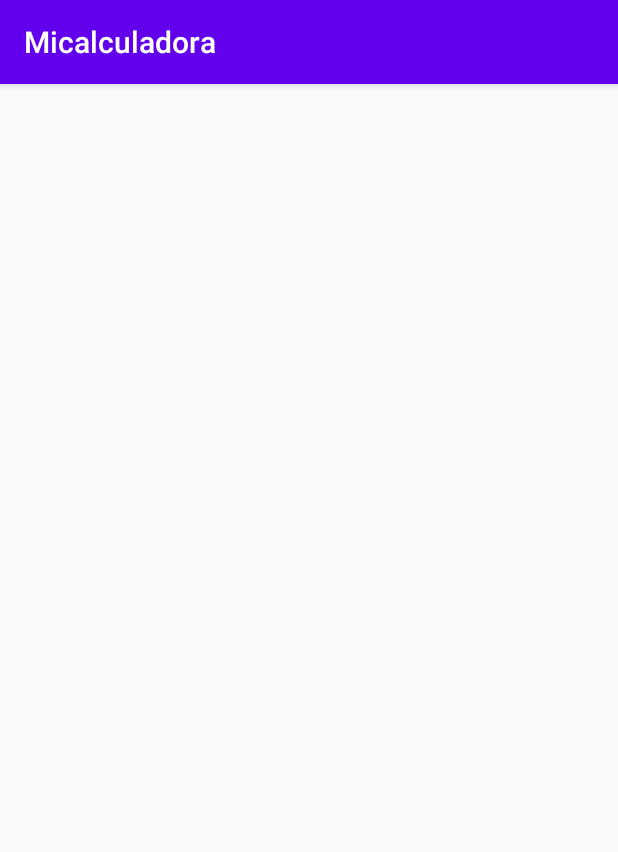
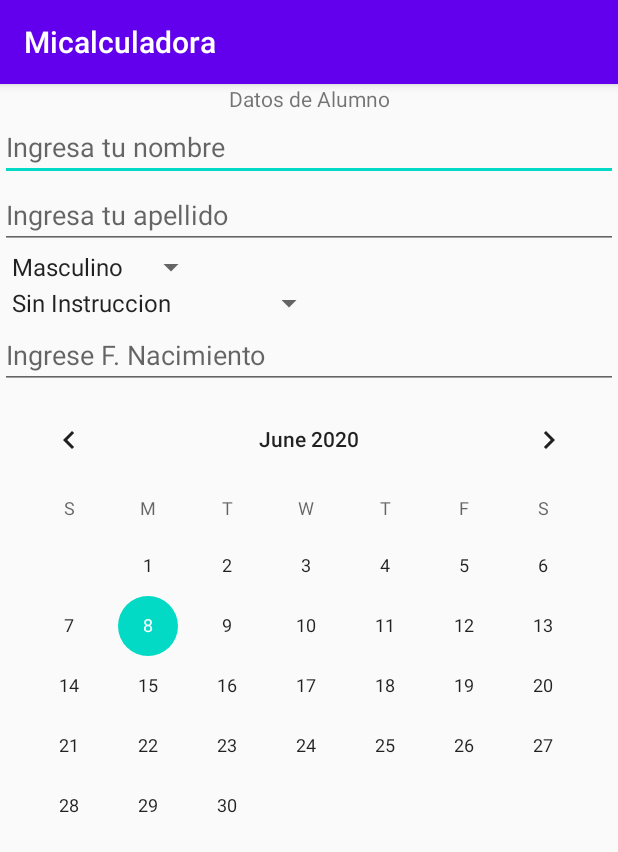
Before and after one commit to jhonatan1085/Micalculadora, an Android app: the Formulario screen opened directly, with no data from a screen before it, on a phone screen of 412 x 824 dp. Shown: the top 852 px of the screen. Run offline under Robolectric (Android 15) with nearby library versions, the phone set to English and light mode, and no system bars.

Commit message:
agregado formulario de alumno

```diff
--- a/app/src/main/res/layout/activity_formulario.xml
+++ b/app/src/main/res/layout/activity_formulario.xml
@@ -1,9 +1,49 @@
 <?xml version="1.0" encoding="utf-8"?>
-<androidx.constraintlayout.widget.ConstraintLayout xmlns:android="http://schemas.android.com/apk/res/android"
+<LinearLayout xmlns:android="http://schemas.android.com/apk/res/android"
     xmlns:app="http://schemas.android.com/apk/res-auto"
     xmlns:tools="http://schemas.android.com/tools"
     android:layout_width="match_parent"
     android:layout_height="match_parent"
+    android:orientation="vertical"
     tools:context=".Formulario">
+    <TextView
+        android:layout_width="match_parent"
+        android:layout_height="wrap_content"
+        android:gravity="center_horizontal"
+        android:text="Datos de Alumno" />
+    <EditText
+        android:id="@+id/txtNombre"
+        android:hint="Ingresa tu nombre"
+        android:layout_width="match_parent"
+        android:layout_height="wrap_content"
+        android:inputType="text"/>
+    <EditText
+        android:id="@+id/txtApellido"
+        android:hint="Ingresa tu apellido"
+        android:layout_width="match_parent"
+        android:layout_height="wrap_content"
+        android:inputType="text"/>
+    <Spinner
+        android:id="@+id/spSexo"
+        android:layout_width="wrap_content"
+        android:layout_height="wrap_content"
+        android:entries="@array/sexo" />
+    <Spinner
+        android:id="@+id/spIntruccion"
+        android:layout_width="wrap_content"
+        android:layout_height="wrap_content"
+        android:entries="@array/instruccion" />
 
-</androidx.constraintlayout.widget.ConstraintLayout>
+    <EditText
+        android:id="@+id/txtNacimiento"
+        android:layout_width="match_parent"
+        android:layout_height="wrap_content"
+        android:hint="Ingrese F. Nacimiento"
+        android:inputType="date" />
+
+    <CalendarView
+        android:id="@+id/calendarView"
+        android:layout_width="match_parent"
+        android:layout_height="wrap_content" />
+
+</LinearLayout>
--- /dev/null
+++ b/app/src/main/res/values/array.xml
@@ -0,0 +1,14 @@
+<?xml version="1.0" encoding="utf-8"?>
+<resources>
+    <string-array name="sexo">
+        <item>Masculino</item>
+        <item>Femenino</item>
+    </string-array>
+    <string-array name="instruccion">
+        <item>Sin Instruccion</item>
+        <item>Primaria</item>
+        <item>Secundaria</item>
+        <item>Superior Tecnica</item>
+        <item>Superior Universitaria</item>
+    </string-array>
+</resources>
```
